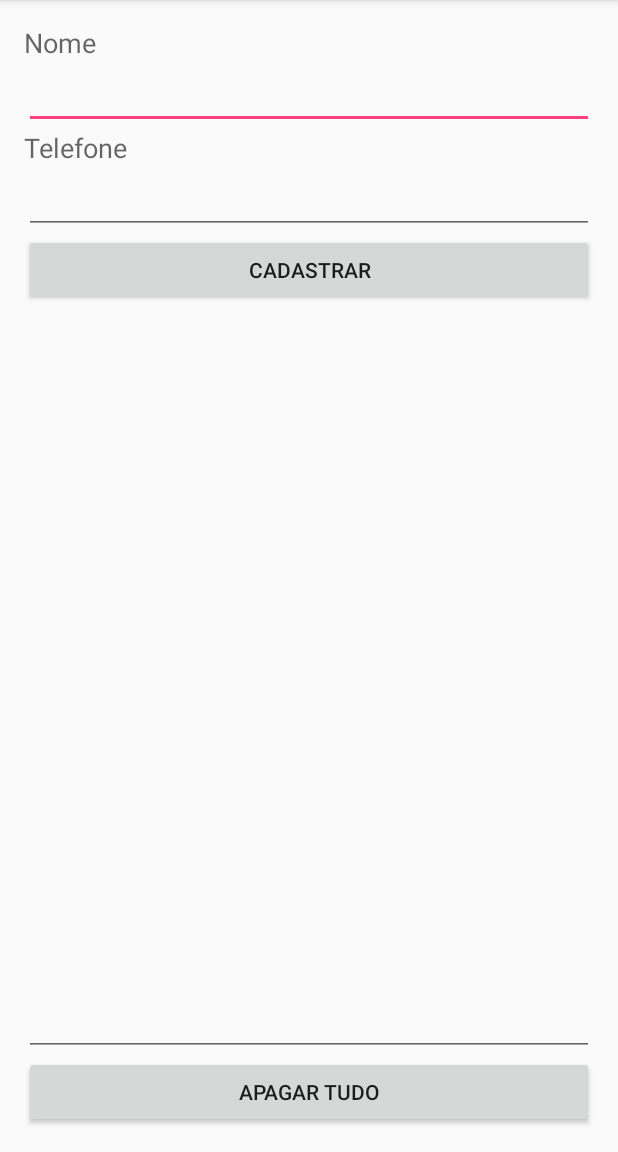
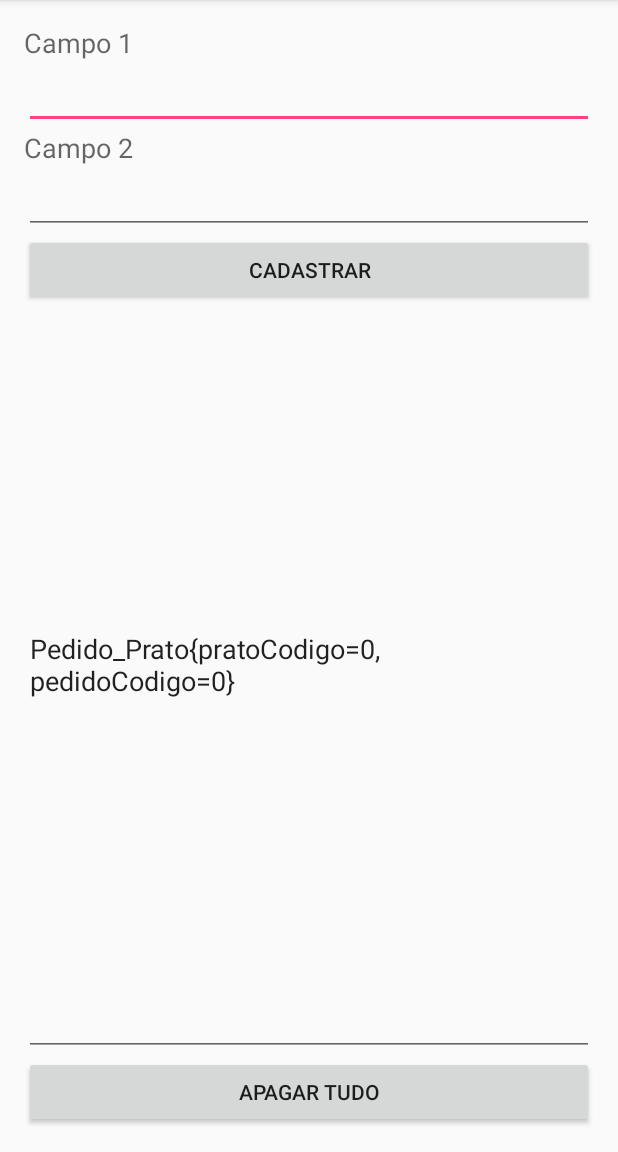
Before and after one commit to marcelogeovane/ForFood-Mobile, an Android app: the screen it shows after launch (PrincipalActivity), after a tap on "CADASTRAR", on a phone screen of 412 x 824 dp, the part 84-1236 px from its top. Run offline under Robolectric (Android 15) with nearby library versions, the light colour scheme and no system bars.

Commit message:
DataBase OK

```diff
--- a/teste_sqlite1/app/src/main/java/com/example/fernando/teste_sqlite1/PrincipalActivity.java
+++ b/teste_sqlite1/app/src/main/java/com/example/fernando/teste_sqlite1/PrincipalActivity.java
@@ -5,6 +5,10 @@ import android.support.v7.app.AppCompatActivity;
 import android.view.View;
 import android.widget.EditText;
 
+import com.example.fernando.teste_sqlite1.beans.Cliente;
+import com.example.fernando.teste_sqlite1.beans.Pedido;
+import com.example.fernando.teste_sqlite1.beans.Pedido_Prato;
+import com.example.fernando.teste_sqlite1.beans.Prato;
 import com.example.fernando.teste_sqlite1.servicos.DataBase;
 
 import java.util.List;
@@ -26,11 +30,36 @@ public class PrincipalActivity extends AppCompatActivity {
         EditText etNome =  (EditText)findViewById(R.id.etNome);
         EditText etTelefone =  (EditText)findViewById(R.id.etTelefone);
 
-        Contato c = new Contato();
-        c.setNome(etNome.getText() + "");
-        c.setTelefone(etTelefone.getText() + "");
 
-        bd.save(c);
+
+        Cliente c = new Cliente();
+        c.setNome(etNome.getText().toString());
+        c.setTelefone(999);
+        c.setCpf(000);
+        c.setEndereco(etTelefone.getText()+"");
+        c.setSenha("teste");
+        c.setEmail("teste");
+        bd.saveCliente(c);
+
+
+
+        Prato p = new Prato();
+        p.setTempo(1);
+        p.setPreco(1);
+        p.setDescricao(etTelefone.getText()+"");
+        p.setNome(etNome.getText()+"");
+        bd.savePrato(p);
+
+        Pedido ped = new Pedido();
+        ped.setCliente_codigo(c.getCodigo());
+        ped.setStatus("Realizado");
+        bd.savePedido(ped);
+
+        Pedido_Prato pedPra = new Pedido_Prato();
+        pedPra.setPedidoCodigo(ped.getCodigo());
+        pedPra.setPratoCodigo(p.getCodigo());
+        bd.savePedidoPrato(pedPra);
+
 
         atualizaCampoTexto();
 
@@ -39,18 +68,25 @@ public class PrincipalActivity extends AppCompatActivity {
         EditText lista =  (EditText)findViewById(R.id.etLista);
 
 
-        //List<Contato> contatos = bd.findAll();
-        List<Contato> contatos = bd.findBySql("SELECT conCodigo, conNome, conTelefone FROM contato;");
+        List<Prato> contatos = bd.Prato_findAll();
+        List<Cliente> clientes = bd.findAll();
+        List<Pedido> pedidos = bd.pedido_findAll();
+        List<Pedido_Prato> pedidosPratos = bd.pedidoPrato_findAll();
+        //List<Cliente> contatos = bd.findBySql("SELECT cliCodigo, cliNome, cliTelefone FROM cliente;");
 
         String texto = "";
-        for(int i = 0; i<contatos.size();i++){
-            texto +=  contatos.get(i).toString()+"\n";
+        String texto2 = "";
+        String texto3 = "";
+        String texto4 = "";
+        for(int i = 0; i< contatos.size();i++){
+            texto +=  pedidosPratos.get(i).toString()+"\n";
+
         }
         lista.setText(texto);
     }
 
     public void onClickDeletaTudo(View v){
-        bd.execSQL("DELETE FROM contato WHERE conCodigo > 0;");
+        bd.execSQL("DELETE FROM cliente WHERE cliCodigo > 0;");
         atualizaCampoTexto();
     }
 }
--- /dev/null
+++ b/teste_sqlite1/app/src/main/java/com/example/fernando/teste_sqlite1/beans/Pedido.java
@@ -0,0 +1,48 @@
+package com.example.fernando.teste_sqlite1.beans;
+
+import java.io.Serializable;
+
+/**
+ * Created by marcelo on 04/06/17.
+ */
+
+public class Pedido implements Serializable {
+    private static final long serialVersionUID = 6601006766832473959L;
+
+    private long codigo ;
+    private String Status;
+    private long cliente_codigo;
+
+    public long getCodigo() {
+        return codigo;
+    }
+
+    public void setCodigo(long codigo) {
+        this.codigo = codigo;
+    }
+
+    public String getStatus() {
+        return Status;
+    }
+
+    public void setStatus(String status) {
+        Status = status;
+    }
+
+    public long getCliente_codigo() {
+        return cliente_codigo;
+    }
+
+    public void setCliente_codigo(long cliente_codigo) {
+        this.cliente_codigo = cliente_codigo;
+    }
+
+    @Override
+    public String toString() {
+        return "Pedido{" +
+                "codigo=" + codigo +
+                ", Status='" + Status + '\'' +
+                ", cliente_codigo=" + cliente_codigo +
+                '}';
+    }
+}
--- /dev/null
+++ b/teste_sqlite1/app/src/main/java/com/example/fernando/teste_sqlite1/beans/Pedido_Prato.java
@@ -0,0 +1,39 @@
+package com.example.fernando.teste_sqlite1.beans;
+
+import java.io.Serializable;
+
+/**
+ * Created by marcelo on 04/06/17.
+ */
+
+public class Pedido_Prato implements Serializable {
+    private static final long serialVersionUID = 6601006766832473959L;
+
+
+    private long pratoCodigo;
+    private long pedidoCodigo;
+
+    public long getPratoCodigo() {
+        return pratoCodigo;
+    }
+
+    public void setPratoCodigo(long pratoCodigo) {
+        this.pratoCodigo = pratoCodigo;
+    }
+
+    public long getPedidoCodigo() {
+        return pedidoCodigo;
+    }
+
+    public void setPedidoCodigo(long pedidoCodigo) {
+        this.pedidoCodigo = pedidoCodigo;
+    }
+
+    @Override
+    public String toString() {
+        return "Pedido_Prato{" +
+                "pratoCodigo=" + pratoCodigo +
+                ", pedidoCodigo=" + pedidoCodigo +
+                '}';
+    }
+}
--- a/teste_sqlite1/app/src/main/java/com/example/fernando/teste_sqlite1/servicos/DataBase.java
+++ b/teste_sqlite1/app/src/main/java/com/example/fernando/teste_sqlite1/servicos/DataBase.java
@@ -8,6 +8,8 @@ import android.database.sqlite.SQLiteOpenHelper;
 import android.util.Log;
 
 import com.example.fernando.teste_sqlite1.beans.Cliente;
+import com.example.fernando.teste_sqlite1.beans.Pedido;
+import com.example.fernando.teste_sqlite1.beans.Pedido_Prato;
 import com.example.fernando.teste_sqlite1.beans.Prato;
 
 import java.util.ArrayList;
@@ -21,7 +23,7 @@ public class DataBase extends SQLiteOpenHelper {
     private static final String TABELA1 = "cliente";
     private static final String TABELA2 = "prato";
     private static final String TABELA3 = "pedido";
-    private static final String TABELA4 = "PEDIDO_PRATO";
+    private static final String TABELA4 = "pedido_prato";
     private static final int VERSAO_BANCO = 1;
 
     public DataBase(Context context) {
@@ -32,7 +34,7 @@ public class DataBase extends SQLiteOpenHelper {
     @Override
     public void onCreate(SQLiteDatabase db) {
         Log.d(TAG, "Criando a Tabela " + TABELA1 + "...");
-        db.execSQL("create table if not exists " + TABELA2 + " (" +
+        db.execSQL("create table if not exists " + TABELA1 + " (" +
                 "cliCodigo integer primary key autoincrement," +
                 "cliCpf integer," +
                 "cliNome text," +
@@ -41,22 +43,26 @@ public class DataBase extends SQLiteOpenHelper {
                 "cliEmail text," +
                 "cliSenha text" +
                 ");");
-        Log.d(TAG, "Tabela " + TABELA3 + " criada com sucesso.");
+        Log.d(TAG, "Tabela " + TABELA1 + " criada com sucesso.");
+        //////////////////////////////////////////////////////////////
         Log.d(TAG, "Criando a Tabela " + TABELA2 + "...");
         db.execSQL("create table if not exists " + TABELA2 + " (" +
                 "praCodigo integer primary key autoincrement," +
                 "praNome text, " +
                 "praPreco integer," +
-                "praDescricao," +
-                "praTempo" +
+                "praDescricao text," +
+                "praTempo integer" +
                 ");");
-        Log.d(TAG, "Tabela " + TABELA3 + " criada com sucesso.");
+        Log.d(TAG, "Tabela " + TABELA2 + " criada com sucesso.");
+        /////////////////////////////////////////////////////////////////////////////
         Log.d(TAG, "Criando a Tabela " + TABELA3 + "...");
         db.execSQL("create table if not exists " + TABELA3 + " (" +
                 "pedCodigo integer primary key autoincrement," +
+                "pedStatus text," +
                 "cliente_cliCodigo integer" +
                 ");");
         Log.d(TAG, "Tabela " + TABELA3 + " criada com sucesso.");
+        ////////////////////////////////////////////////////////////////////////
         Log.d(TAG, "Criando a Tabela " + TABELA4 + "...");
         db.execSQL("create table if not exists " + TABELA4 + " (" +
                 "pedido_pedCodigo integer," +
@@ -236,9 +242,9 @@ public class DataBase extends SQLiteOpenHelper {
         SQLiteDatabase db = getReadableDatabase();
         try {
             // select * from cliente
-            Cursor c = db.query(TABELA1, null, null, null, null, null, null, null);
+            Cursor c = db.query(TABELA2, null, null, null, null, null, null, null);
 
-            return toList(c);
+            return Prato_toList(c);
         } finally {
             db.close();
         }
@@ -290,6 +296,209 @@ public class DataBase extends SQLiteOpenHelper {
 
 //---------------------------------------------------------------------------------------------------------------------------------------------------------------
 
+    // Insere um novo CONTATO, ou atualiza se já existe.
+    public long savePedido(Pedido p) {
+        long id = p.getCodigo();
+        SQLiteDatabase db = getWritableDatabase();
+        try {
+
+            ContentValues values = new ContentValues();
+            values.put("pedStatus", p.getStatus());
+            values.put("cliente_cliCodigo", p.getCliente_codigo());
+
+            if (id != 0) {//SE O ID É DIFERENTE DE 0 ATUALIZA,
+
+                String _id = String.valueOf(p.getCodigo());
+                String[] whereArgs = new String[]{_id};
+
+                // update contato set values = ... where _id=?
+                int count = db.update(TABELA3, values, "pedCodigo=?", whereArgs);
+
+                return count;
+            } else { // SE O ID FOR 0, SIGNIFICA QUE NÃO TEM ID, ASSIM VAI INSERIR O DADO
+                // insert into contato values (...)
+                id = db.insert(TABELA3, "", values);
+                return id;
+            }
+        } finally {
+            db.close();
+        }
+    }
+
+    // Deleta o CONTATO
+    public int deletePedido(Pedido p) {
+        SQLiteDatabase db = getWritableDatabase();
+        try {
+            // delete from contato where _id=?
+            int count = db.delete(TABELA3, "pedCodigo=?", new String[]{String.valueOf(p.getCodigo())});
+            Log.i(TAG, "Deletou [" + count + "] registro.");
+            return count;
+        } finally {
+            db.close();
+        }
+    }
+
+
+    // Consulta a lista com todos os contatos
+    public List<Pedido> pedido_findAll() {
+        SQLiteDatabase db = getReadableDatabase();
+        try {
+            // select * from cliente
+            Cursor c = db.query(TABELA3, null, null, null, null, null, null, null);
+
+            return pedido_toList(c);
+        } finally {
+            db.close();
+        }
+    }
+
+    // Consulta por sql testar depois
+    public List<Pedido> pedido_findBySql(String sql) {
+        SQLiteDatabase db = getReadableDatabase();
+        try {
+            Cursor c = db.rawQuery(sql, null);
+            List<Pedido> pedidos = new ArrayList<Pedido>();
+
+            if (c.moveToFirst()) {
+                do {
+                    Pedido pedido = new Pedido();
+                    pedidos.add(pedido);
+
+                    // recupera os atributos de contatos
+                    pedido.setCodigo(c.getLong(c.getColumnIndex("pedCodigo")));
+                    pedido.setStatus(c.getString(c.getColumnIndex("pedStatus")));
+                    pedido.setCliente_codigo(c.getLong(c.getColumnIndex("cliente_cliCodigo")));
+                } while (c.moveToNext());
+            }
+            return pedidos;
+        } finally {
+            db.close();
+        }
+    }
+
+    // Lê o cursor e cria a lista de coatatos
+    private List<Pedido> pedido_toList(Cursor c) {
+        List<Pedido> pedidos = new ArrayList<Pedido>();
+
+        if (c.moveToFirst()) {
+            do {
+                Pedido pedido = new Pedido();
+                pedidos.add(pedido);
+
+                // recupera os atributos de contatos
+                pedido.setCodigo(c.getLong(c.getColumnIndex("pedCodigo")));
+                pedido.setStatus(c.getString(c.getColumnIndex("pedStatus")));
+                pedido.setCliente_codigo(c.getLong(c.getColumnIndex("cliente_cliCodigo")));
+
+            } while (c.moveToNext());
+        }
+        return pedidos;
+    }
+
+    //----------------------------------------------------------------------------------------------------------------------------------------------------------------
+
+    // Insere um novo CONTATO, ou atualiza se já existe.
+    public long savePedidoPrato(Pedido_Prato p) {
+        long id = p.getPedidoCodigo();
+        SQLiteDatabase db = getWritableDatabase();
+        try {
+
+            ContentValues values = new ContentValues();
+            values.put("prato_praCodigo", p.getPratoCodigo());
+            values.put("pedido_pedCodigo", p.getPedidoCodigo());
+
+            if (id != 0) {//SE O ID É DIFERENTE DE 0 ATUALIZA,
+
+                String _id = String.valueOf(p.getPedidoCodigo());
+                String[] whereArgs = new String[]{_id};
+
+                // update contato set values = ... where _id=?
+                int count = db.update(TABELA4, values, "pedCodigo=?", whereArgs);
+
+                return count;
+            } else { // SE O ID FOR 0, SIGNIFICA QUE NÃO TEM ID, ASSIM VAI INSERIR O DADO
+                // insert into contato values (...)
+                id = db.insert(TABELA4, "", values);
+                return id;
+            }
+        } finally {
+            db.close();
+        }
+    }
+
+    // Deleta o CONTATO
+    public int deletePedidoPrato(Pedido p) {
+        SQLiteDatabase db = getWritableDatabase();
+        try {
+            // delete from contato where _id=?
+            int count = db.delete(TABELA4, "pedCodigo=?", new String[]{String.valueOf(p.getCodigo())});
+            Log.i(TAG, "Deletou [" + count + "] registro.");
+            return count;
+        } finally {
+            db.close();
+        }
+    }
+
+
+    // Consulta a lista com todos os contatos
+    public List<Pedido_Prato> pedidoPrato_findAll() {
+        SQLiteDatabase db = getReadableDatabase();
+        try {
+            // select * from cliente
+            Cursor c = db.query(TABELA4, null, null, null, null, null, null, null);
+
+            return pedidoPrato_toList(c);
+        } finally {
+            db.close();
+        }
+    }
+
+    // Consulta por sql testar depois
+    public List<Pedido_Prato> pedidoPrato_findBySql(String sql) {
+        SQLiteDatabase db = getReadableDatabase();
+        try {
+            Cursor c = db.rawQuery(sql, null);
+            List<Pedido_Prato> pedidosPratos = new ArrayList<Pedido_Prato>();
+
+            if (c.moveToFirst()) {
+                do {
+                    Pedido_Prato pedido_prato = new Pedido_Prato();
+                    pedidosPratos.add(pedido_prato);
+
+                    // recupera os atributos de contatos
+                    pedido_prato.setPedidoCodigo(c.getLong(c.getColumnIndex("pedido_pedCodigo")));
+                    pedido_prato.setPratoCodigo(c.getLong(c.getColumnIndex("prato_praCodigo")));
+
+                } while (c.moveToNext());
+            }
+            return pedidosPratos;
+        } finally {
+            db.close();
+        }
+    }
+
+    // Lê o cursor e cria a lista de coatatos
+    private List<Pedido_Prato> pedidoPrato_toList(Cursor c) {
+        List<Pedido_Prato> pedidos = new ArrayList<Pedido_Prato>();
+
+        if (c.moveToFirst()) {
+            do {
+                Pedido_Prato pedido_prato = new Pedido_Prato();
+                pedidos.add(pedido_prato);
+
+                // recupera os atributos de contatos
+                pedido_prato.setPedidoCodigo(c.getLong(c.getColumnIndex("pedido_pedCodigo")));
+                pedido_prato.setPratoCodigo(c.getLong(c.getColumnIndex("prato_praCodigo")));
+
+
+            } while (c.moveToNext());
+        }
+        return pedidos;
+    }
+
+    //----------------------------------------------------------------------------------------------------------------------------------------------------------------
+
+
     // Executa um SQL
     public void execSQL(String sql) {
         SQLiteDatabase db = getWritableDatabase();
--- a/teste_sqlite1/app/src/main/res/layout/activity_principal.xml
+++ b/teste_sqlite1/app/src/main/res/layout/activity_principal.xml
@@ -8,14 +8,14 @@
 
 
     <TextView
+        android:id="@+id/textView"
         android:layout_width="wrap_content"
         android:layout_height="wrap_content"
-        android:textAppearance="?android:attr/textAppearanceMedium"
-        android:text="Nome"
-        android:id="@+id/textView"
+        android:layout_alignParentLeft="true"
+        android:layout_alignParentStart="true"
         android:layout_alignParentTop="true"
-        android:layout_alignParentLeft="true"
-        android:layout_alignParentStart="true" />
+        android:text="Campo 1"
+        android:textAppearance="?android:attr/textAppearanceMedium" />
 
     <EditText
         android:layout_width="wrap_content"
@@ -28,14 +28,14 @@
         android:layout_alignParentEnd="true" />
 
     <TextView
+        android:id="@+id/textView2"
         android:layout_width="wrap_content"
         android:layout_height="wrap_content"
-        android:textAppearance="?android:attr/textAppearanceMedium"
-        android:text="Telefone"
-        android:id="@+id/textView2"
+        android:layout_alignParentLeft="true"
+        android:layout_alignParentStart="true"
         android:layout_below="@+id/etNome"
-        android:layout_alignParentLeft="true"
-        android:layout_alignParentStart="true" />
+        android:text="Campo 2"
+        android:textAppearance="?android:attr/textAppearanceMedium" />
 
     <EditText
         android:layout_width="wrap_content"
@@ -52,12 +52,11 @@
         android:layout_height="wrap_content"
         android:text="Cadastrar"
         android:id="@+id/button"
+        android:onClick="onClickCadastrar"
         android:layout_below="@+id/etTelefone"
-        android:layout_alignParentLeft="true"
-        android:layout_alignParentStart="true"
+        android:layout_toRightOf="@+id/textView4"
         android:layout_alignParentRight="true"
-        android:layout_alignParentEnd="true"
-        android:onClick="onClickCadastrar" />
+        android:layout_alignParentEnd="true" />
 
     <TextView
         android:layout_width="wrap_content"
```
Also changed, not shown: teste_sqlite1/app/src/main/java/com/example/fernando/teste_sqlite1/beans/Cliente.java (+11 -2 lines), teste_sqlite1/app/src/main/java/com/example/fernando/teste_sqlite1/beans/Prato.java (+10 -0 lines), 1 other file.
